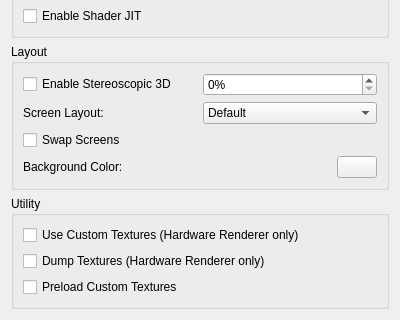
Above: src/citra_qt/configuration/configure_graphics.ui from fadillzzz/citra-rasp-legacy before the change; both pictures show x 0 to 400 and y 236 to 556 of the 400 by 556 pixel window. Below: the same form after it.
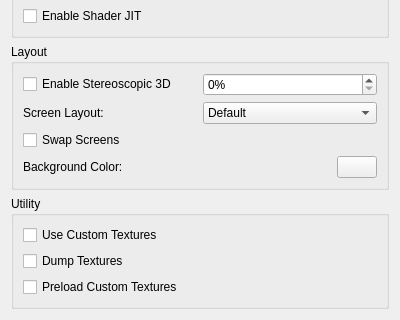
That is the form after the change.

```diff
--- a/src/citra_qt/configuration/configure_graphics.ui
+++ b/src/citra_qt/configuration/configure_graphics.ui
@@ -326,7 +326,7 @@
          <string>&lt;html&gt;&lt;head/&gt;&lt;body&gt;&lt;p&gt;Replace textures with PNG files.&lt;/p&gt;&lt;p&gt;Textures are loaded from load/textures/[Title ID]/.&lt;/p&gt;&lt;/body&gt;&lt;/html&gt;</string>
         </property>
         <property name="text">
-         <string>Use Custom Textures (Hardware Renderer only)</string>
+         <string>Use Custom Textures</string>
         </property>
        </widget>
       </item>
@@ -336,7 +336,7 @@
          <string>&lt;html&gt;&lt;head/&gt;&lt;body&gt;&lt;p&gt;Dump textures to PNG files.&lt;/p&gt;&lt;p&gt;Textures are dumped to dump/textures/[Title ID]/.&lt;/p&gt;&lt;/body&gt;&lt;/html&gt;</string>
         </property>
         <property name="text">
-         <string>Dump Textures (Hardware Renderer only)</string>
+         <string>Dump Textures</string>
         </property>
        </widget>
       </item>
```
